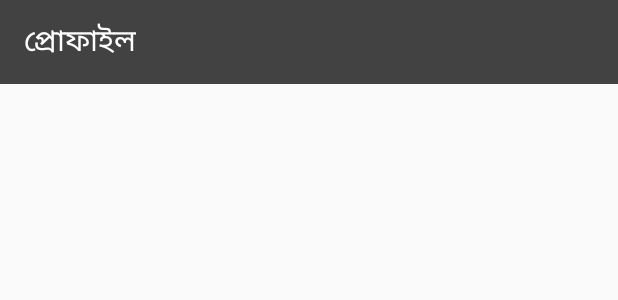
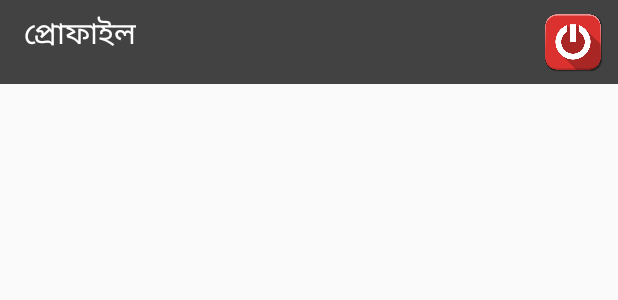
Before and after one commit to MultiplexerLab/MySymphony, an Android app: the layout toolbar_layout_in_profile_activity.xml on its own in the app's theme, with its tools: preview values and no code run, on a phone screen of 412 x 824 dp. Shown: the top 300 px of the screen. Run offline under Robolectric (Android 15) with nearby library versions, the phone set to English and light mode, and no system bars; network calls fail.

Commit message:
Logout, Categories new API integration

```diff
--- a/app/src/main/java/lct/mysymphony/helper/Endpoints.java
+++ b/app/src/main/java/lct/mysymphony/helper/Endpoints.java
@@ -4,6 +4,7 @@ public class Endpoints {
     public static final String HOME_GET_URL = "http://jachaibd.com/api/sample.json";
     public static final String UPDATED_HOME_GET_URL = "http://jachaibd.com/api/sample_home_updated.json";
     public static final String NEW_HOME_GET_URL = "http://bot.sharedtoday.com:9500/ws/mysymphony/getAllHomeContents";
+    public static final String JAPITO_JIBON_GET_URL = "http://bot.sharedtoday.com:9500/ws/mysymphony/getCategorizedContents?cat=daily_life";
     public static final String HOT_NEWS_GET_URL="http://jachaibd.com/api/hot_news_sample.json";
     public static final String JIBON_JAPON_GET_URL="http://jachaibd.com/api/daily_life_sample.json";
     public static final String AUTTOHASI_GET_URL="http://jachaibd.com/api/ottohashi_sample.json";
--- a/app/src/main/res/layout/fragment_my_info_fragment_in_profile.xml
+++ b/app/src/main/res/layout/fragment_my_info_fragment_in_profile.xml
@@ -24,6 +24,7 @@
         android:text="   জন্মসাল : ২১/২/১৯৯৪"
         android:layout_width="match_parent"
         android:layout_height="wrap_content"
+        android:layout_marginTop="20dp"
         android:drawableLeft="@drawable/dob_icon"
         android:textAppearance="@style/TextAppearance.AppCompat.Medium"
         />
--- a/app/src/main/res/layout/toolbar_layout_in_profile_activity.xml
+++ b/app/src/main/res/layout/toolbar_layout_in_profile_activity.xml
@@ -1,34 +1,40 @@
 <?xml version="1.0" encoding="utf-8"?>
-<android.support.v7.widget.Toolbar
-    xmlns:android="http://schemas.android.com/apk/res/android"
+<android.support.v7.widget.Toolbar xmlns:android="http://schemas.android.com/apk/res/android"
     xmlns:app="http://schemas.android.com/apk/res-auto"
+    android:id="@+id/toolBar"
     android:layout_width="match_parent"
     android:layout_height="?attr/actionBarSize"
     android:background="@color/colorPrimary"
-    app:theme="@style/ThemeOverlay.AppCompat.Dark"
-    android:id="@+id/toolBar"
-    >
+    app:theme="@style/ThemeOverlay.AppCompat.Dark">
 
     <RelativeLayout
         android:layout_width="match_parent"
         android:layout_height="wrap_content">
 
         <TextView
+            android:layout_width="wrap_content"
+            android:layout_height="wrap_content"
+            android:text="প্রোফাইল"
             android:textColor="#FFFFFF"
-           android:textSize="20sp"
-           android:layout_width="wrap_content"
-           android:text="প্রোফাইল"
-           android:layout_height="wrap_content" />
+            android:textSize="20sp" />
 
         <TextView
+            android:layout_width="wrap_content"
+            android:layout_height="wrap_content"
+            android:layout_alignParentRight="true"
+            android:paddingRight="8dp"
+            android:text="এডিট করুন"
+            android:textColor="@color/White"
             android:textSize="20sp"
-           android:textColor="@color/White"
-           android:paddingRight="8dp"
+            android:visibility="invisible" />
+
+        <ImageView
+            android:id="@+id/logoutIcon"
+            android:layout_width="40dp"
+            android:layout_height="40dp"
             android:layout_alignParentRight="true"
-           android:text="এডিট করুন"
-           android:visibility="invisible"
-           android:layout_width="wrap_content"
-           android:layout_height="wrap_content" />
+            android:layout_marginRight="10dp"
+            android:src="@drawable/logout" />
     </RelativeLayout>
 
 
```
Also changed, not shown: app/src/main/java/lct/mysymphony/Activity/JibonJaponActivity.java (+20 -18 lines), app/src/main/java/lct/mysymphony/Activity/MainActivity.java (+7 -0 lines), app/src/main/java/lct/mysymphony/Activity/ProfileActivity.java (+25 -1 lines), app/src/main/java/lct/mysymphony/Activity/SignInActivity.java (+5 -3 lines), app/src/main/java/lct/mysymphony/Activity/SignUpActivity.java (+5 -4 lines), app/src/main/java/lct/mysymphony/Fragment/MyInfoFragmentInProfileActivity.java (+11 -22 lines), app/src/main/res/layout/activity_user_profile.xml (+16 -18 lines), app/src/main/res/drawable/logout.png (added). Lines whose indentation alone changed are shown as unchanged.
